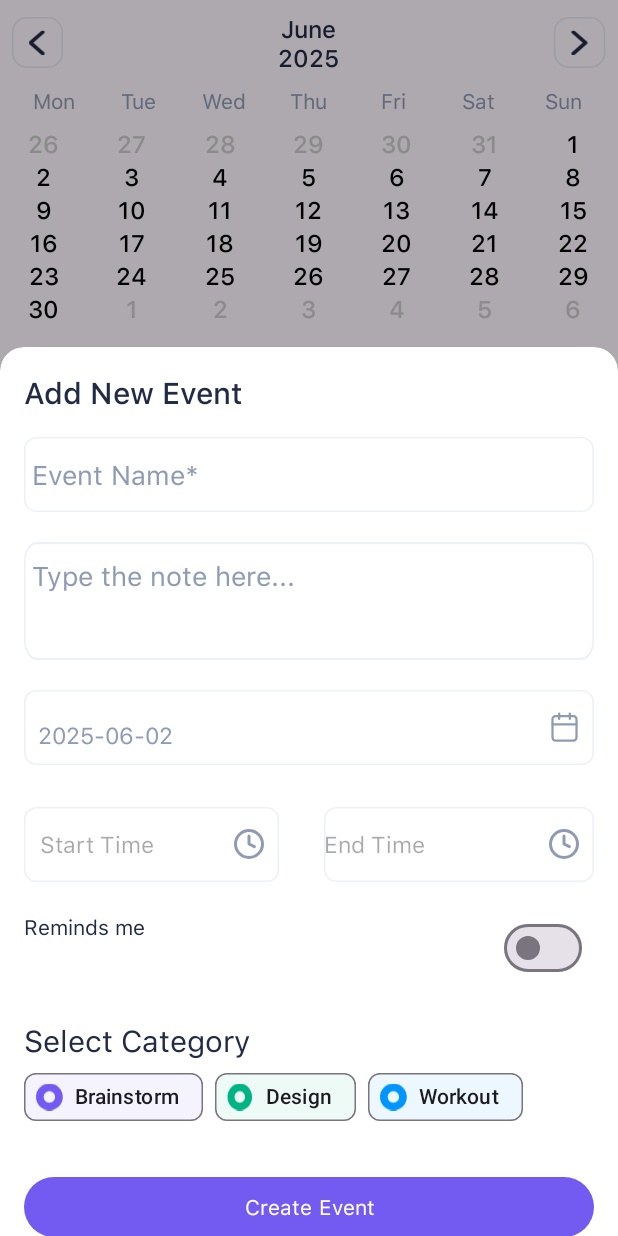
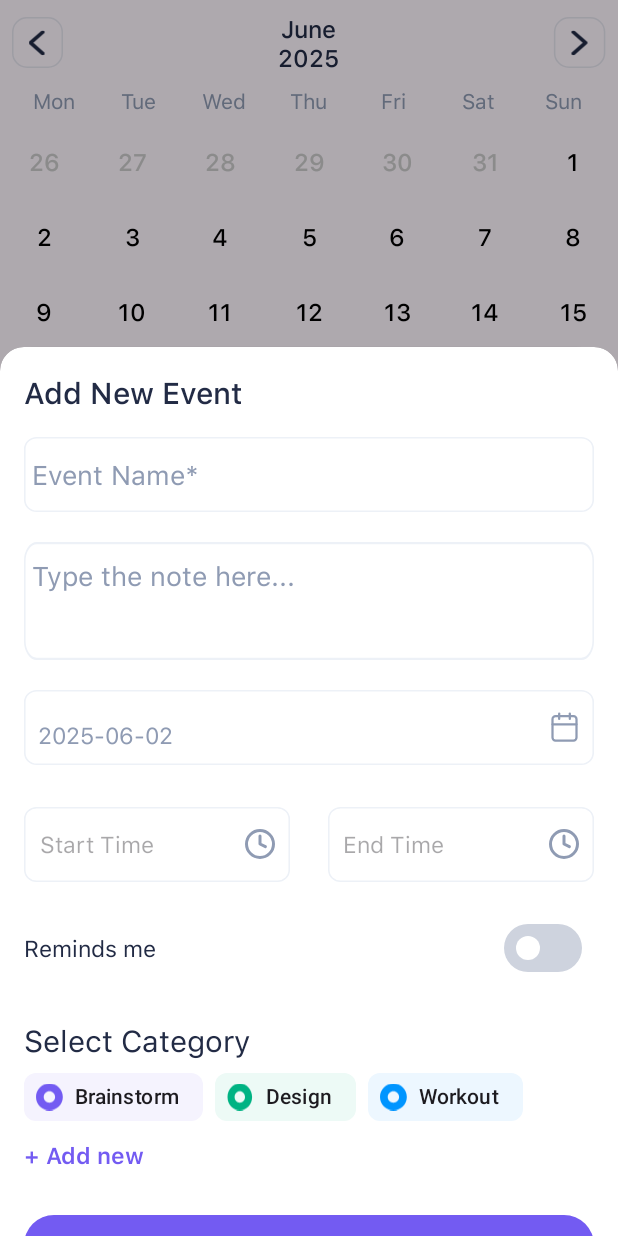
Before and after one commit to Kosharti/Calendarik_Kursach, an Android app built with Jetpack Compose: the fragment AddNoteBottomSheetDialogFragment placed in its activity, on a phone screen of 412 x 824 dp. Run offline under Robolectric (Android 15) with nearby library versions, the phone set to English and light mode, and no system bars; our stand-ins replace Room's generated code.

Commit message:
УРАААА ОНО 99%!!!!!

```diff
--- a/app/src/main/java/com/example/calendarik/AddNoteBottomSheetDialogFragment.kt
+++ b/app/src/main/java/com/example/calendarik/AddNoteBottomSheetDialogFragment.kt
@@ -32,6 +32,8 @@ import com.google.android.material.switchmaterial.SwitchMaterial
 import java.time.*
 import java.time.format.DateTimeFormatter
 import java.util.*
+import androidx.compose.ui.graphics.Color
+import androidx.compose.material3.SwitchDefaults
 
 class AddNoteBottomSheetDialogFragment : BottomSheetDialogFragment() {
 
@@ -83,8 +85,19 @@ class AddNoteBottomSheetDialogFragment : BottomSheetDialogFragment() {
                     onCheckedChange = {
                         checked = it
                         isReminderEnabled = it
-                        Log.d("SwitchDebug", "Reminder switched: $it")
-                    }
+                    },
+                    colors = SwitchDefaults.colors(
+                        uncheckedThumbColor = Color.White, // Круг в выключенном состоянии
+                        uncheckedTrackColor = Color(0xFFCED3DE), // Фон в выключенном состоянии
+                        checkedThumbColor = Color.White, // Круг во включенном состоянии
+                        checkedTrackColor = Color(0xFF735BF2), // Фон во включенном состоянии (фиолетовый как у кнопки)
+                        disabledUncheckedThumbColor = Color.White,
+                        disabledUncheckedTrackColor = Color(0xFFCED3DE),
+                        disabledCheckedThumbColor = Color.White,
+                        disabledCheckedTrackColor = Color(0xFF735BF2),
+                        uncheckedBorderColor = Color.Transparent, // Убираем обводку в выключенном состоянии
+                        checkedBorderColor = Color.Transparent
+                    ),
                 )
             }
         }
@@ -160,7 +173,17 @@ class AddNoteBottomSheetDialogFragment : BottomSheetDialogFragment() {
                                 onCheckedChange = {
                                     checked = it
                                     isReminderEnabled = it
-                                }
+                                },
+                                colors = SwitchDefaults.colors(
+                                    uncheckedThumbColor = Color.White, // Круг в выключенном состоянии
+                                    uncheckedTrackColor = Color(0xFFCED3DE), // Фон в выключенном состоянии
+                                    checkedThumbColor = Color.White, // Круг во включенном состоянии
+                                    checkedTrackColor = Color(0xFF735BF2), // Фон во включенном состоянии (фиолетовый как у кнопки)
+                                    disabledUncheckedThumbColor = Color.White,
+                                    disabledUncheckedTrackColor = Color(0xFFCED3DE),
+                                    disabledCheckedThumbColor = Color.White,
+                                    disabledCheckedTrackColor = Color(0xFF735BF2)
+                                )
                             )
                         }
                     }
--- a/app/src/main/java/com/example/calendarik/CalendarAdapter.kt
+++ b/app/src/main/java/com/example/calendarik/CalendarAdapter.kt
@@ -28,14 +28,32 @@ class CalendarAdapter(
         val ringsContainer: LinearLayout = itemView.findViewById(R.id.ringsContainer)
 
         fun clearBackground() {
-            itemView.setBackgroundColor(Color.TRANSPARENT)
+            dayOfMonth.background = null
             dayOfMonth.setTextColor(Color.BLACK)
         }
     }
 
     override fun onCreateViewHolder(parent: ViewGroup, viewType: Int): CalendarViewHolder {
         val view = LayoutInflater.from(parent.context).inflate(R.layout.calendar_cell, parent, false)
-        return CalendarViewHolder(view)
+        val holder = CalendarViewHolder(view)
+
+        holder.dayOfMonth.setOnClickListener {
+            val position = holder.adapterPosition
+            if (position != RecyclerView.NO_POSITION) {
+                val date = days[position]
+                if (date != null) {
+                    if (date.monthValue != selectedDate.monthValue) {
+                        onMonthChange(date)
+                    } else {
+                        selectedPosition = position
+                        notifyDataSetChanged()
+                        onItemClick(date)
+                    }
+                }
+            }
+        }
+
+        return holder
     }
 
     @SuppressLint("UseCompatLoadingForDrawables")
@@ -45,61 +63,51 @@ class CalendarAdapter(
 
         if (date == null) {
             holder.dayOfMonth.text = ""
-
             holder.itemView.isEnabled = false
             holder.dayOfMonth.setTextColor(Color.LTGRAY)
         } else {
             holder.dayOfMonth.text = date.dayOfMonth.toString()
             holder.itemView.isEnabled = true
 
-            holder.dayOfMonth.setTextColor(if (date.monthValue == selectedDate.monthValue) Color.BLACK else Color.LTGRAY)
+            // Устанавливаем цвет текста в зависимости от месяца
+            holder.dayOfMonth.setTextColor(
+                if (date.monthValue == selectedDate.monthValue) Color.BLACK else Color.LTGRAY
+            )
 
-
-            // 🟣 Показываем иконки категорий под числом
+            // Отображаем кольца
             holder.ringsContainer.removeAllViews()
             val notesForDay = notesMap[date]
-            if (notesForDay.isNullOrEmpty()) {
-                holder.ringsContainer.visibility = View.GONE
-            } else {
-                holder.ringsContainer.visibility = View.VISIBLE
+            if (!notesForDay.isNullOrEmpty()) {
                 notesForDay.forEach { note ->
-                    val imageView = ImageView(holder.itemView.context)
-                    imageView.layoutParams = LinearLayout.LayoutParams(16, 16).apply {
+                    val imageView = ImageView(holder.itemView.context).apply {
+                        layoutParams = LinearLayout.LayoutParams(16, 16).apply {
                             setMargins(2, 0, 2, 0)
                         }
-                    val icon = when (note.category.trim().lowercase()) {
+                        setImageResource(
+                            when (note.category.trim().lowercase()) {
                                 "brainstorm" -> R.drawable.oval_1
                                 "design" -> R.drawable.oval_2
                                 "workout" -> R.drawable.oval_3
                                 else -> R.drawable.oval_1
                             }
-                    imageView.setImageResource(icon)
+                        )
+                    }
                     holder.ringsContainer.addView(imageView)
                 }
             }
 
-            holder.itemView.setOnClickListener {
-                if (date.monthValue != selectedDate.monthValue) {
-                    onMonthChange(date)
-                } else {
-                    val previousSelectedPosition = selectedPosition
-                    selectedPosition = holder.adapterPosition
+            // Обработка клика
 
-                    if (previousSelectedPosition != RecyclerView.NO_POSITION) {
-                        notifyItemChanged(previousSelectedPosition)
-                    }
-                    notifyItemChanged(selectedPosition)
 
-                    onItemClick(date)
-                }
-            }
-
+            // Выделение выбранного дня
             if (position == selectedPosition) {
-                holder.itemView.background = holder.itemView.context.getDrawable(R.drawable.rounded_corner_background)
+                holder.dayOfMonth.background = holder.itemView.context.getDrawable(R.drawable.rounded_corner_background)
                 holder.dayOfMonth.setTextColor(Color.WHITE)
             } else {
-                holder.itemView.background = null
-                holder.itemView.setBackgroundColor(Color.TRANSPARENT)
+                holder.dayOfMonth.background = null
+                holder.dayOfMonth.setTextColor(
+                    if (date.monthValue == selectedDate.monthValue) Color.BLACK else Color.LTGRAY
+                )
             }
         }
     }
--- /dev/null
+++ b/app/src/main/res/drawable/day_background_selector.xml
@@ -0,0 +1,13 @@
+<selector xmlns:android="http://schemas.android.com/apk/res/android">
+    <item android:state_pressed="true">
+        <shape android:shape="rectangle">
+            <solid android:color="@color/purple_500_20"/>
+            <corners android:radius="10dp" />
+        </shape>
+    </item>
+    <item>
+        <shape android:shape="oval">
+            <solid android:color="@android:color/transparent"/>
+        </shape>
+    </item>
+</selector>
--- /dev/null
+++ b/app/src/main/res/drawable/drag_handle_background.xml
@@ -0,0 +1,6 @@
+<shape xmlns:android="http://schemas.android.com/apk/res/android"
+    android:shape="rectangle">
+    <corners android:radius="2dp"/>
+    <solid android:color="#8F9BB3"/>
+    <size android:width="26dp" android:height="4dp"/>
+</shape>
--- a/app/src/main/res/drawable/ic_more_vert.xml
+++ b/app/src/main/res/drawable/ic_more_vert.xml
@@ -6,5 +6,5 @@
     android:tint="#8F9BB3">
     <path
         android:fillColor="@android:color/white"
-        android:pathData="M12,8c1.1,0 2,-0.9 2,-2s-0.9,-2 -2,-2 -2,0.9 -2,2 0.9,2 2,2zM12,10c-1.1,0 -2,0.9 -2,2s0.9,2 2,2 2,-0.9 2,-2 -0.9,-2 -2,-2zM12,16c-1.1,0 -2,0.9 -2,2s0.9,2 2,2 2,-0.9 2,-2 -0.9,-2 -2,-2z"/>
+        android:pathData="M6,12c0,-1.1 0.9,-2 2,-2s2,0.9 2,2 -0.9,2 -2,2 -2,-0.9 -2,-2zM12,12c0,-1.1 0.9,-2 2,-2s2,0.9 2,2 -0.9,2 -2,2 -2,-0.9 -2,-2zM18,12c0,-1.1 0.9,-2 2,-2s2,0.9 2,2 -0.9,2 -2,2 -2,-0.9 -2,-2z"/>
 </vector>
--- a/app/src/main/res/drawable/rounded_corner_background.xml
+++ b/app/src/main/res/drawable/rounded_corner_background.xml
@@ -1,6 +1,7 @@
 <?xml version="1.0" encoding="utf-8"?>
 <shape xmlns:android="http://schemas.android.com/apk/res/android"
     android:shape="rectangle">
-    <solid android:color="#735BF2" />  <!-- Цвет заливки, можно изменить -->
-    <corners android:radius="100dp" /> <!-- Радиус скругления углов -->
+    <solid android:color="#735BF2" />
+    <size android:width="30dp" android:height="30dp" />
+    <corners android:radius="10dp" />
 </shape>
--- a/app/src/main/res/layout/activity_add_note.xml
+++ b/app/src/main/res/layout/activity_add_note.xml
@@ -108,12 +108,15 @@
             android:layout_width="match_parent"
             android:layout_height="wrap_content"
             android:orientation="horizontal"
-            android:layout_marginTop="20dp">
+            android:layout_marginTop="20dp"
+            android:weightSum="3">
             <LinearLayout
-                android:layout_width="170dp"
+                android:layout_width="0dp"
                 android:layout_height="wrap_content"
+                android:layout_weight="1.4"
                 android:orientation="horizontal"
                 android:layout_marginTop="8dp"
+
                 android:background="@drawable/shape_time">
 
                 <EditText
@@ -131,7 +134,7 @@
                 <Space
                     android:layout_width="wrap_content"
                     android:layout_height="wrap_content"
-                    android:layout_weight="1" />
+                    android:layout_weight="0.3" />
 
                 <ImageButton
                     android:id="@+id/startTimeButton"
@@ -148,11 +151,12 @@
             <Space
                 android:layout_width="wrap_content"
                 android:layout_height="wrap_content"
-                android:layout_weight="1" />
+                android:layout_weight="0.2" />
 
             <LinearLayout
-                android:layout_width="180dp"
+                android:layout_width="0dp"
                 android:layout_height="wrap_content"
+                android:layout_weight="1.4"
                 android:orientation="horizontal"
                 android:layout_marginTop="8dp"
                 android:background="@drawable/shape_time">
@@ -166,13 +170,14 @@
                     android:textColor="#8F9BB3"
                     android:fontFamily="@font/sfuitext_regular"
                     android:textSize="15dp"
+                    android:layout_marginStart="10dp"
                     android:hint="End Time"
                     android:background="@android:color/transparent"/>
 
                 <Space
                     android:layout_width="wrap_content"
                     android:layout_height="wrap_content"
-                    android:layout_weight="1" />
+                    android:layout_weight="0.3" />
 
                 <ImageButton
                     android:id="@+id/endTimeButton"
@@ -199,7 +204,9 @@
                 android:layout_height="wrap_content"
                 android:textColor="#222B45"
                 android:fontFamily="@font/sfuitext_regular"
-                android:text="Reminds me" />
+                android:text="Reminds me"
+                android:textSize="15dp"
+                android:layout_gravity="center_vertical"/>
 
             <Space
                 android:layout_width="wrap_content"
@@ -221,13 +228,20 @@
             android:textSize="20dp"
             android:layout_marginTop="24dp"/>
 
+        <HorizontalScrollView
+            android:layout_width="match_parent"
+            android:layout_height="wrap_content"
+            android:scrollbars="none"
+            >
+
             <com.google.android.material.chip.ChipGroup
                 android:id="@+id/categoryChipGroup"
                 android:layout_width="match_parent"
                 android:layout_height="wrap_content"
                 app:singleSelection="true"
                 app:selectionRequired="true"
-            app:singleLine="true">
+                app:singleLine="true"
+                app:chipSpacing="8dp">
 
                 <com.google.android.material.chip.Chip
                     android:id="@+id/brainstormChip"
@@ -236,7 +250,8 @@
                     android:text="Brainstorm"
                     app:chipIcon="@drawable/oval_1"
                     app:chipBackgroundColor="@color/purple_light"
-                android:fontFamily="@font/sfuitext_regular"/>
+                    android:fontFamily="@font/sfuitext_regular"
+                    app:chipStrokeWidth="0dp"/>
 
                 <com.google.android.material.chip.Chip
                     android:id="@+id/designChip"
@@ -245,7 +260,8 @@
                     android:text="Design"
                     app:chipIcon="@drawable/oval_2"
                     app:chipBackgroundColor="@color/green_light"
-                android:fontFamily="@font/sfuitext_regular"/>
+                    android:fontFamily="@font/sfuitext_regular"
+                    app:chipStrokeWidth="0dp"/>
 
                 <com.google.android.material.chip.Chip
                     android:id="@+id/workoutChip"
@@ -254,9 +270,21 @@
                     android:text="Workout"
                     app:chipIcon="@drawable/oval_3"
                     app:chipBackgroundColor="@color/blue_light"
-                android:fontFamily="@font/sfuitext_regular"/>
+                    android:fontFamily="@font/sfuitext_regular"
+                    app:chipStrokeWidth="0dp"/>
 
             </com.google.android.material.chip.ChipGroup>
+
+        </HorizontalScrollView>
+
+        <TextView
+            android:layout_width="wrap_content"
+            android:layout_height="wrap_content"
+            android:textColor="#735BF2"
+            android:fontFamily="@font/sfuitext_semibold"
+            android:text="+ Add new"
+            android:textSize="15dp"
+            android:layout_marginTop="4dp"/>
 
         <Button
             android:id="@+id/createEventButton"
--- a/app/src/main/res/layout/calendar_cell.xml
+++ b/app/src/main/res/layout/calendar_cell.xml
@@ -5,38 +5,32 @@
     android:layout_width="match_parent"
     android:layout_height="wrap_content"
     android:background="?android:attr/selectableItemBackground"
-    android:clickable="true"
-    android:focusable="true">
-
-    <LinearLayout
-        android:layout_width="match_parent"
-        android:layout_height="wrap_content"
-        android:orientation="vertical"
-        android:gravity="center_horizontal|center_vertical"
-        app:layout_constraintTop_toTopOf="parent"
-        app:layout_constraintBottom_toBottomOf="parent">
+    android:padding="8dp">
 
     <TextView
         android:id="@+id/dayTextView"
-            android:layout_width="wrap_content"
-            android:layout_height="wrap_content"
-            android:layout_gravity="center_horizontal"
+        android:background="@drawable/day_background_selector"
+        android:clickable="true"
+        android:focusable="true"
+        android:layout_width="30dp"
+        android:layout_height="30dp"
+        android:gravity="center"
         android:fontFamily="@font/sfuitext_medium"
         android:textColor="#222B45"
         android:textSize="16sp"
-            android:maxWidth="30dp"
-            android:maxLines="1" />
-
-
+        app:layout_constraintTop_toTopOf="parent"
+        app:layout_constraintStart_toStartOf="parent"
+        app:layout_constraintEnd_toEndOf="parent"/>
 
     <LinearLayout
         android:id="@+id/ringsContainer"
         android:layout_width="wrap_content"
         android:layout_height="wrap_content"
         android:orientation="horizontal"
-            android:layout_marginTop="2dp"
-            android:gravity="center_horizontal"/>
-
-    </LinearLayout>
+        android:layout_marginTop="4dp"
+        android:gravity="center_horizontal"
+        app:layout_constraintTop_toBottomOf="@id/dayTextView"
+        app:layout_constraintStart_toStartOf="parent"
+        app:layout_constraintEnd_toEndOf="parent"/>
 
 </androidx.constraintlayout.widget.ConstraintLayout>
--- a/app/src/main/res/layout/calendarik.xml
+++ b/app/src/main/res/layout/calendarik.xml
@@ -198,6 +198,7 @@
         android:layout_marginBottom="-10dp"
         android:src="@drawable/shape"
         app:backgroundTint="@color/purple_500"
+        app:shapeAppearanceOverlay="@style/ShapeAppearanceOverlay.Fab.Circle"
         app:layout_constraintBottom_toTopOf="@id/bottomNavigation"
         app:layout_constraintEnd_toEndOf="parent"
         app:layout_constraintStart_toStartOf="parent"
--- a/app/src/main/res/values/colors.xml
+++ b/app/src/main/res/values/colors.xml
@@ -17,4 +17,5 @@
     <color name="switch_track_checked">#6750A4</color>
     <color name="switch_track_unchecked">#E7E0EC</color>
     <color name="switch_thumb">#FFFFFF</color>
+    <color name="purple_500_20">#80735BF2</color>
 </resources>
--- a/app/src/main/res/values/styles.xml
+++ b/app/src/main/res/values/styles.xml
@@ -6,4 +6,7 @@
         <item name="chipIconEnabled">true</item>
         <item name="chipIconSize">20dp</item>
     </style>
+    <style name="ShapeAppearanceOverlay.Fab.Circle" parent="">
+        <item name="cornerSize">50%</item>
+    </style>
 </resources>
```
Also changed, not shown: app/src/main/res/layout/page_item.xml (+9 -4 lines). Lines whose indentation alone changed are shown as unchanged.
